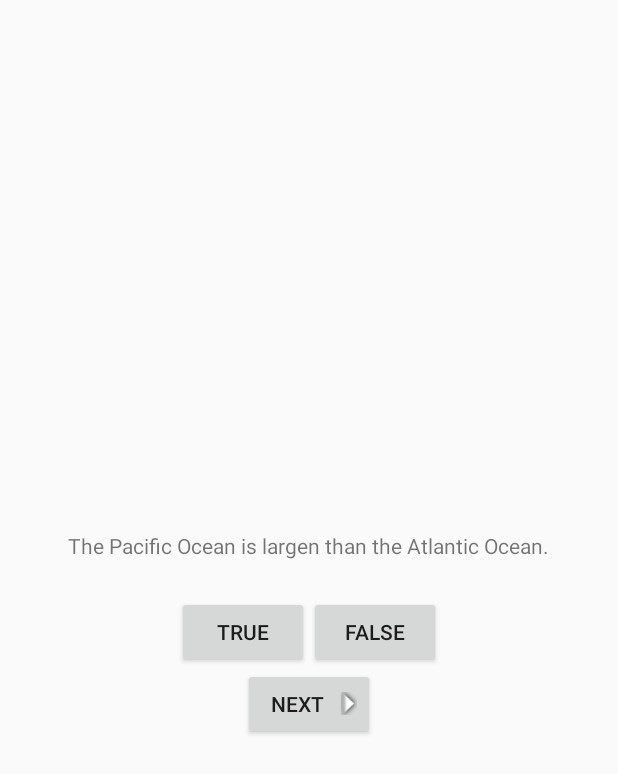
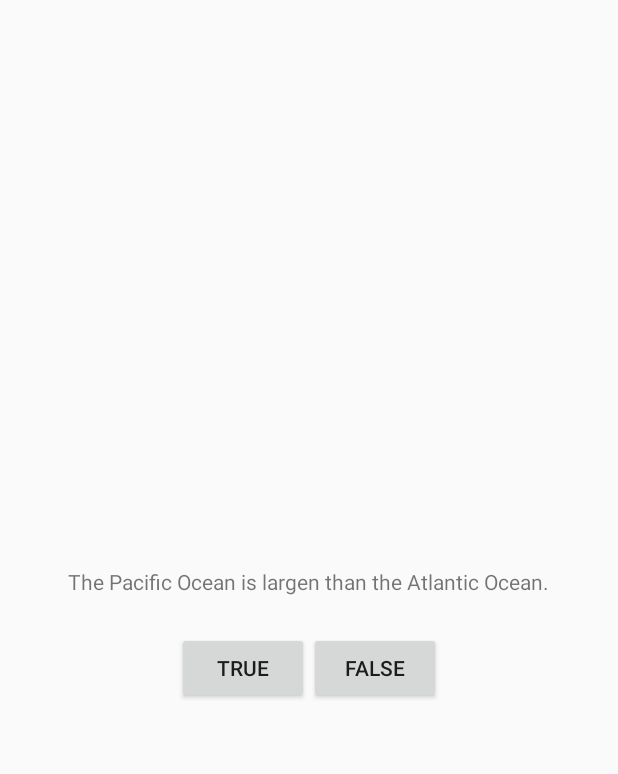
Before and after one commit to high-technology-software/GeoQuiz, an Android app: the screen it shows after launch (QuizActivity), on a phone screen of 412 x 824 dp. Shown: the top 774 px of the screen. Run offline under Robolectric (Android 15) with nearby library versions, the phone set to English and light mode, and no system bars.

```diff
--- a/app/src/main/java/com/high_technology_software/concept/geoquiz/QuizActivity.java
+++ b/app/src/main/java/com/high_technology_software/concept/geoquiz/QuizActivity.java
@@ -51,6 +51,13 @@ public class QuizActivity extends Activity {
         setContentView(R.layout.activity_quiz);
 
         mQuestionTextView = (TextView)findViewById(R.id.question_text_view);
+        mQuestionTextView.setOnClickListener(new View.OnClickListener() {
+            @Override
+            public void onClick(View v) {
+                mCurrentIndex = (mCurrentIndex + 1) % mQuestionBank.length;
+                updateQuestion();
+            }
+        });
 
         mTrueButton = (Button)findViewById(R.id.true_button);
         mTrueButton.setOnClickListener(new View.OnClickListener() {
@@ -68,15 +75,6 @@ public class QuizActivity extends Activity {
             }
         });
 
-        mNextButton = (Button)findViewById(R.id.next_button);
-        mNextButton.setOnClickListener(new View.OnClickListener() {
-            @Override
-            public void onClick(View v) {
-                mCurrentIndex = (mCurrentIndex + 1) % mQuestionBank.length;
-                updateQuestion();
-            }
-        });
-
         updateQuestion();
     }
 
--- a/app/src/main/res/layout/activity_quiz.xml
+++ b/app/src/main/res/layout/activity_quiz.xml
@@ -29,12 +29,4 @@
 
     </LinearLayout>
 
-    <Button
-        android:id="@+id/next_button"
-        android:layout_width="wrap_content"
-        android:layout_height="wrap_content"
-        android:text="@string/next_button"
-        android:drawableRight="@drawable/arrow_right"
-        android:drawablePadding="4dp" />
-
 </LinearLayout>
```
